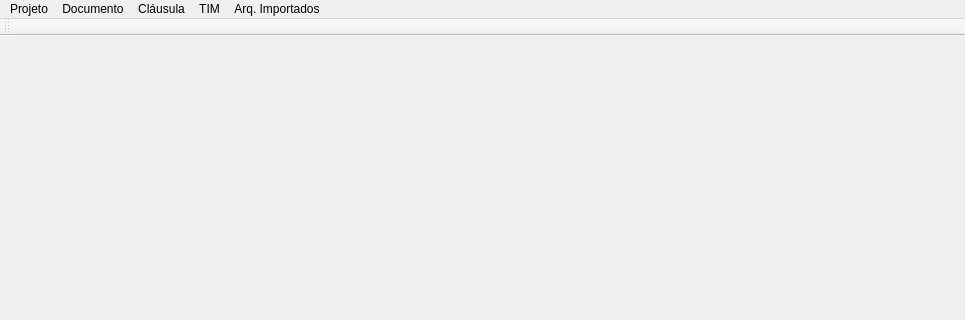
First picture: the form in views/UI/MainWindow.ui, repository fbarden/ProjectManager, before the edit; both pictures show x 0 to 965 and y 0 to 320 of the 965 by 643 pixel window.
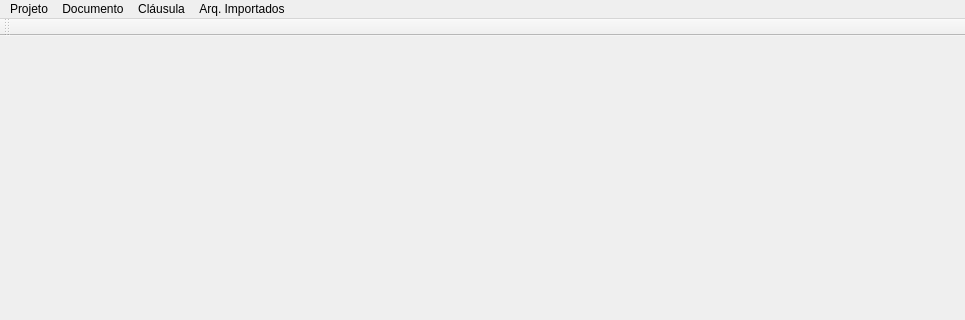
Second picture: the form after the edit.

The edit to the form file:
```diff
--- a/views/UI/MainWindow.ui
+++ b/views/UI/MainWindow.ui
@@ -33,13 +33,6 @@
     <addaction name="separator"/>
     <addaction name="actionExit"/>
    </widget>
-   <widget class="QMenu" name="menuTIM">
-    <property name="title">
-     <string>TIM</string>
-    </property>
-    <addaction name="actionEditar"/>
-    <addaction name="actionVer_diagrama"/>
-   </widget>
    <widget class="QMenu" name="menuDocumento">
     <property name="title">
      <string>Documento</string>
@@ -59,7 +52,6 @@
    <addaction name="menuProject"/>
    <addaction name="menuDocumento"/>
    <addaction name="menuCl_usula"/>
-   <addaction name="menuTIM"/>
    <addaction name="menuImportedFiles"/>
   </widget>
   <widget class="QStatusBar" name="statusbar"/>
```
Left out of the diff: 23 changed lines with no effect on the pictures.
